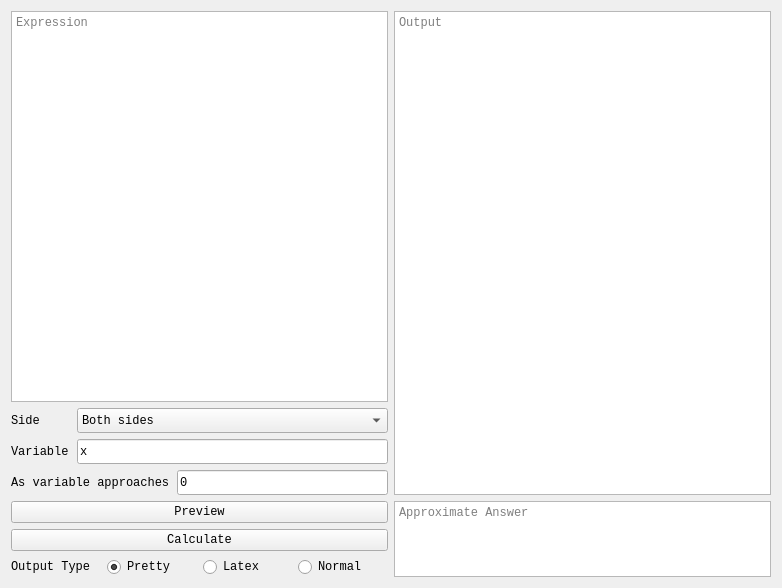
Qt form caspy/qt_assets/tabs/limit.ui (Secozzi/CASpy) before a commit.
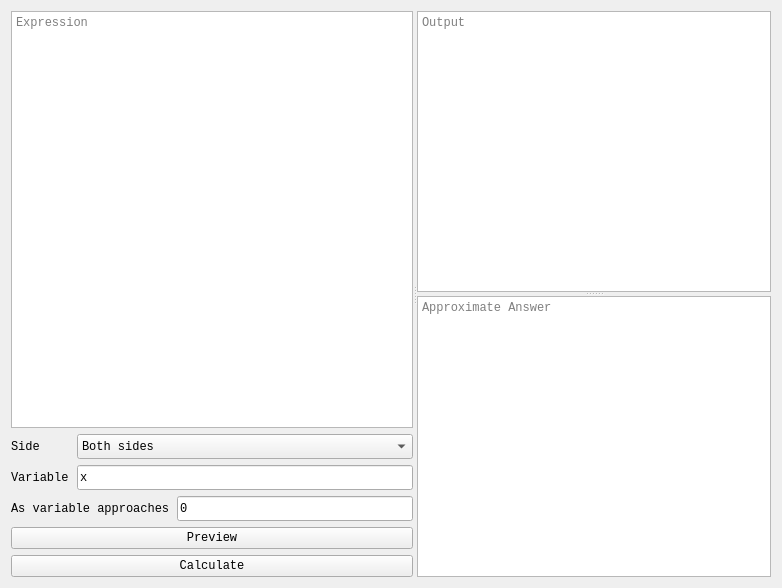
The same form after that commit.

Commit message: Added view and splitters plus fixed some in formulas tab

The edit to the form file:
```diff
--- a/caspy/qt_assets/tabs/limit.ui
+++ b/caspy/qt_assets/tabs/limit.ui
@@ -18,10 +18,31 @@
   <property name="windowTitle">
    <string>Form</string>
   </property>
-  <layout class="QGridLayout" name="gridLayout_2">
-   <item row="0" column="0">
     <layout class="QGridLayout" name="gridLayout">
-     <item row="1" column="0">
+   <item row="0" column="0">
+    <widget class="QSplitter" name="splitter_2">
+     <property name="orientation">
+      <enum>Qt::Horizontal</enum>
+     </property>
+     <property name="childrenCollapsible">
+      <bool>false</bool>
+     </property>
+     <widget class="QWidget" name="verticalLayoutWidget">
+      <layout class="QVBoxLayout" name="verticalLayout">
+       <item>
+        <widget class="QTextEdit" name="LimExp">
+         <property name="toolTip">
+          <string>Expression</string>
+         </property>
+         <property name="lineWrapMode">
+          <enum>QTextEdit::NoWrap</enum>
+         </property>
+         <property name="placeholderText">
+          <string>Expression</string>
+         </property>
+        </widget>
+       </item>
+       <item>
       <layout class="QHBoxLayout" name="horizontalLayout_4">
        <item>
         <widget class="QLabel" name="label">
@@ -75,87 +96,7 @@
        </item>
       </layout>
      </item>
-     <item row="5" column="0">
-      <widget class="QPushButton" name="LimCalc">
-       <property name="toolTip">
-        <string>Calculate the limit - Shift + Enter</string>
-       </property>
-       <property name="text">
-        <string>Calculate</string>
-       </property>
-      </widget>
-     </item>
-     <item row="6" column="0">
-      <layout class="QHBoxLayout" name="horizontalLayout_3">
        <item>
-        <widget class="QLabel" name="LimOutType">
-         <property name="toolTip">
-          <string>Format of output</string>
-         </property>
-         <property name="text">
-          <string>Output Type</string>
-         </property>
-        </widget>
-       </item>
-       <item>
-        <widget class="QRadioButton" name="LimPP">
-         <property name="toolTip">
-          <string>Pretty print</string>
-         </property>
-         <property name="text">
-          <string>Pretty</string>
-         </property>
-         <property name="checked">
-          <bool>true</bool>
-         </property>
-        </widget>
-       </item>
-       <item>
-        <widget class="QRadioButton" name="LimLatex">
-         <property name="toolTip">
-          <string>Latex</string>
-         </property>
-         <property name="text">
-          <string>Latex</string>
-         </property>
-        </widget>
-       </item>
-       <item>
-        <widget class="QRadioButton" name="LimNormal">
-         <property name="toolTip">
-          <string>Normal - no special format</string>
-         </property>
-         <property name="text">
-          <string>Normal</string>
-         </property>
-        </widget>
-       </item>
-      </layout>
-     </item>
-     <item row="4" column="0">
-      <widget class="QPushButton" name="LimPrev">
-       <property name="toolTip">
-        <string>Preview the limit</string>
-       </property>
-       <property name="text">
-        <string>Preview</string>
-       </property>
-      </widget>
-     </item>
-     <item row="0" column="0">
-      <widget class="QTextEdit" name="LimExp">
-       <property name="toolTip">
-        <string>Expression</string>
-       </property>
-       <property name="lineWrapMode">
-        <enum>QTextEdit::NoWrap</enum>
-       </property>
-       <property name="placeholderText">
-        <string>Expression</string>
-       </property>
-      </widget>
-     </item>
-     <item row="2" column="0">
       <layout class="QHBoxLayout" name="horizontalLayout_6">
        <item>
         <widget class="QLabel" name="label_2">
@@ -197,7 +138,7 @@
        </item>
       </layout>
      </item>
-     <item row="3" column="0">
+       <item>
       <layout class="QHBoxLayout" name="horizontalLayout_7">
        <item>
         <widget class="QLabel" name="label_3">
@@ -248,7 +189,41 @@
        </item>
       </layout>
      </item>
-     <item row="0" column="1" rowspan="4">
+       <item>
+        <widget class="QPushButton" name="LimPrev">
+         <property name="toolTip">
+          <string>Preview the limit</string>
+         </property>
+         <property name="text">
+          <string>Preview</string>
+         </property>
+        </widget>
+       </item>
+       <item>
+        <widget class="QPushButton" name="LimCalc">
+         <property name="sizePolicy">
+          <sizepolicy hsizetype="Minimum" vsizetype="Fixed">
+           <horstretch>0</horstretch>
+           <verstretch>0</verstretch>
+          </sizepolicy>
+         </property>
+         <property name="toolTip">
+          <string>Calculate the limit - Shift + Enter</string>
+         </property>
+         <property name="text">
+          <string>Calculate</string>
+         </property>
+        </widget>
+       </item>
+      </layout>
+     </widget>
+     <widget class="QSplitter" name="splitter">
+      <property name="orientation">
+       <enum>Qt::Vertical</enum>
+      </property>
+      <property name="childrenCollapsible">
+       <bool>false</bool>
+      </property>
       <widget class="QTextBrowser" name="LimOut">
        <property name="toolTip">
         <string>Exact answer of calculation</string>
@@ -257,8 +232,6 @@
         <string>Output</string>
        </property>
       </widget>
-     </item>
-     <item row="4" column="1" rowspan="3">
       <widget class="QTextBrowser" name="LimApprox">
        <property name="sizePolicy">
         <sizepolicy hsizetype="Expanding" vsizetype="Ignored">
@@ -273,8 +246,8 @@
         <string>Approximate Answer</string>
        </property>
       </widget>
-     </item>
-    </layout>
+     </widget>
+    </widget>
    </item>
   </layout>
  </widget>
```
Lines whose indentation alone changed are shown as unchanged. The commit also changes 18 other files.
